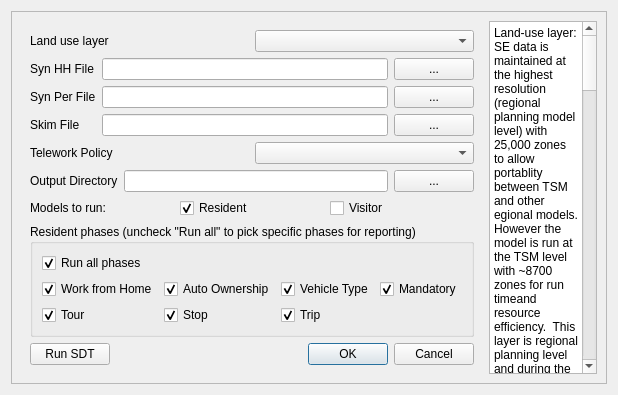
Before: the Qt Designer form ui/SDT_resident.ui in TSMv6/tsm_panel, drawn with Qt 5.
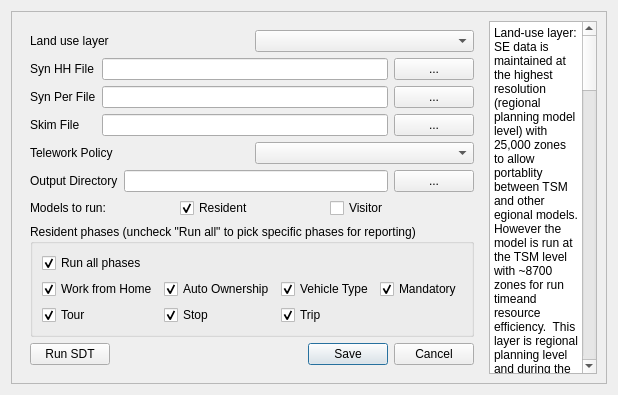
After: the same form once the commit is applied.

The edit to the form file:
```diff
--- a/ui/SDT_resident.ui
+++ b/ui/SDT_resident.ui
@@ -265,7 +265,7 @@
               <enum>Qt::Horizontal</enum>
              </property>
              <property name="standardButtons">
-              <set>QDialogButtonBox::Cancel|QDialogButtonBox::Ok</set>
+              <set>QDialogButtonBox::Cancel|QDialogButtonBox::Save</set>
              </property>
             </widget>
            </item>
```
